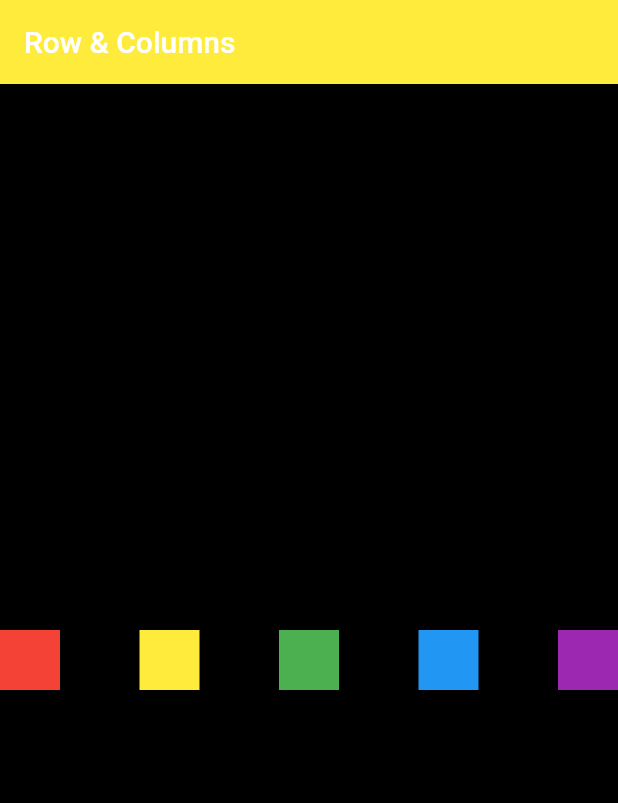
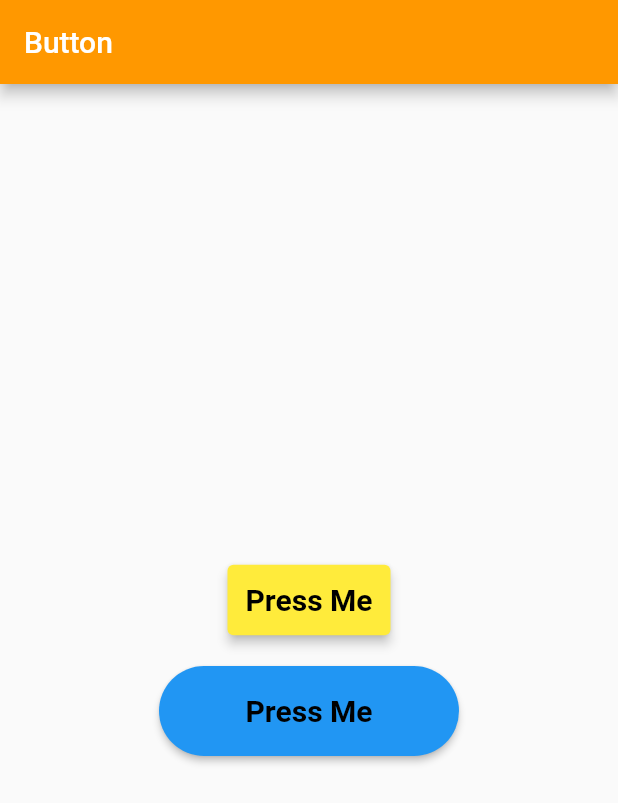
Before and after one commit to lokeshparab454545/Flutter, a Flutter app: the screen it shows after launch, on a phone screen of 412 x 824 dp. Shown: the top 803 px of the screen. Run offline on Flutter 3.47's test engine with Material 2 defaults, Android fonts, the phone set to English and light mode, and no system bars.

Commit message:
day3 completed

```diff
--- a/lib/main.dart
+++ b/lib/main.dart
@@ -18,7 +18,7 @@ class _MyAppState extends State<MyApp> {
     return MaterialApp(
       debugShowCheckedModeBanner: false,
       theme: ThemeData(
-        appBarTheme: const AppBarTheme(color: Colors.yellow),
+        appBarTheme: const AppBarTheme(color: Colors.orange),
       ),
       home: const HomePage(),
     );
@@ -39,40 +39,53 @@ class _HomePageState extends State<HomePage> {
     var h = MediaQuery.of(context).size.height;
     return Scaffold(
       appBar: AppBar(
-        title: const Text("Row & Columns"),
+        title: const Text("Button"),
       ),
-      body: Container(
-        height: h,
-        width: w,
-        color: Colors.black,
-        child: Row(
-          mainAxisAlignment: MainAxisAlignment.spaceBetween,
-          crossAxisAlignment: CrossAxisAlignment.center,
+      body: Center(
+        child: Column(
+          mainAxisAlignment: MainAxisAlignment.center,
           children: [
-            Container(
-              height: 40,
-              width: 40,
-              color: Colors.red,
+            TextButton(
+              style: ButtonStyle(
+                overlayColor: MaterialStateProperty.all(Colors.orange),
+                elevation: MaterialStateProperty.all(3),
+                padding: MaterialStateProperty.all(const EdgeInsets.all(12)),
+                backgroundColor: MaterialStateProperty.all(Colors.yellow),
+              ),
+              onPressed: () {},
+              child: const Text(
+                "Press Me",
+                style: TextStyle(
+                  fontSize: 20.0,
+                  fontWeight: FontWeight.bold,
+                  color: Colors.black,
+                ),
+              ),
             ),
-            Container(
-              height: 40,
-              width: 40,
-              color: Colors.yellow,
+            const SizedBox(
+              height: 20.0,
             ),
-            Container(
-              height: 40,
-              width: 40,
-              color: Colors.green,
-            ),
-            Container(
-              height: 40,
-              width: 40,
-              color: Colors.blue,
-            ),
-            Container(
-              height: 40,
-              width: 40,
-              color: Colors.purple,
+            SizedBox(
+              height: 60,
+              width: 200,
+              child: ElevatedButton(
+                style: ButtonStyle(
+                  shape: MaterialStateProperty.all(
+                    RoundedRectangleBorder(
+                      borderRadius: BorderRadius.circular(40),
+                    ),
+                  ),
+                ),
+                onPressed: () {},
+                child: const Text(
+                  "Press Me",
+                  style: TextStyle(
+                    fontSize: 20.0,
+                    fontWeight: FontWeight.bold,
+                    color: Colors.black,
+                  ),
+                ),
+              ),
             ),
           ],
         ),
@@ -80,33 +93,3 @@ class _HomePageState extends State<HomePage> {
     );
   }
 }
-
-
-/*
-
-Column(
-  mainAxisAlignment: MainAxisAlignment.start,
-  crossAxisAlignment: CrossAxisAlignment.center,
-  children: [
-    Container(height: 60, width: 60, color: Colors.red),
-    Container(height: 60, width: 60, color: Colors.blue),
-    Container(height: 60, width: 60, color: Colors.green),
-    Container(height: 60, width: 60, color: Colors.black),
-    Container(height: 60, width: 60, color: Colors.purple),
-  ]
-)
-  Wrap(
-  direction: Axis.vertical,
-  alignment: WrapAlignment.start,
-  // mainAxisAlignment: MainAxisAlignment.start,
-  // crossAxisAlignment: CrossAxisAlignment.center,
-  children: [
-    Container(height: 60, width: 60, color: Colors.red),
-    Container(height: 60, width: 60, color: Colors.blue),
-    Container(height: 60, width: 60, color: Colors.green),
-    Container(height: 60, width: 60, color: Colors.black),
-    Container(height: 60, width: 60, color: Colors.purple),
-    ],
-  ),
-
-*/
```
